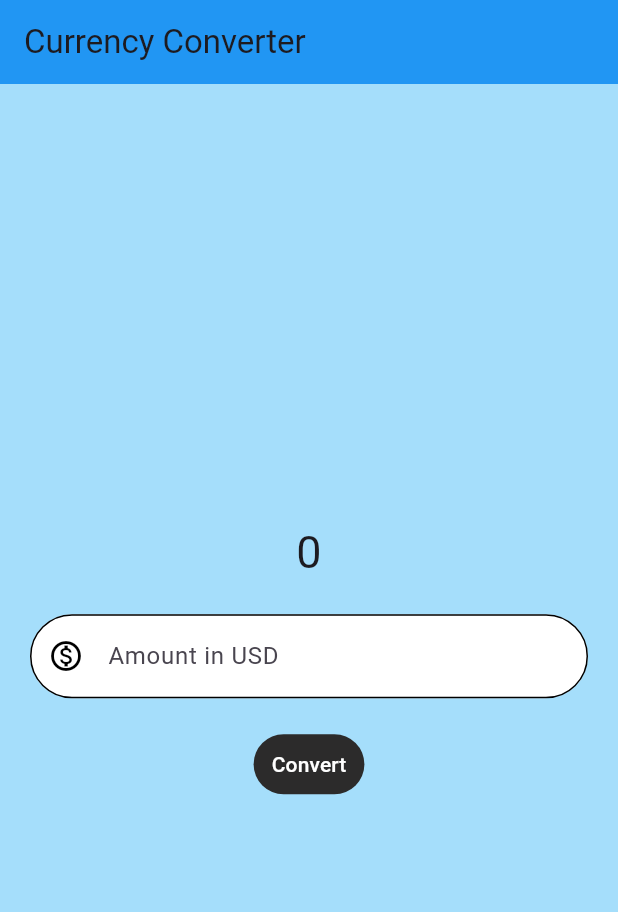
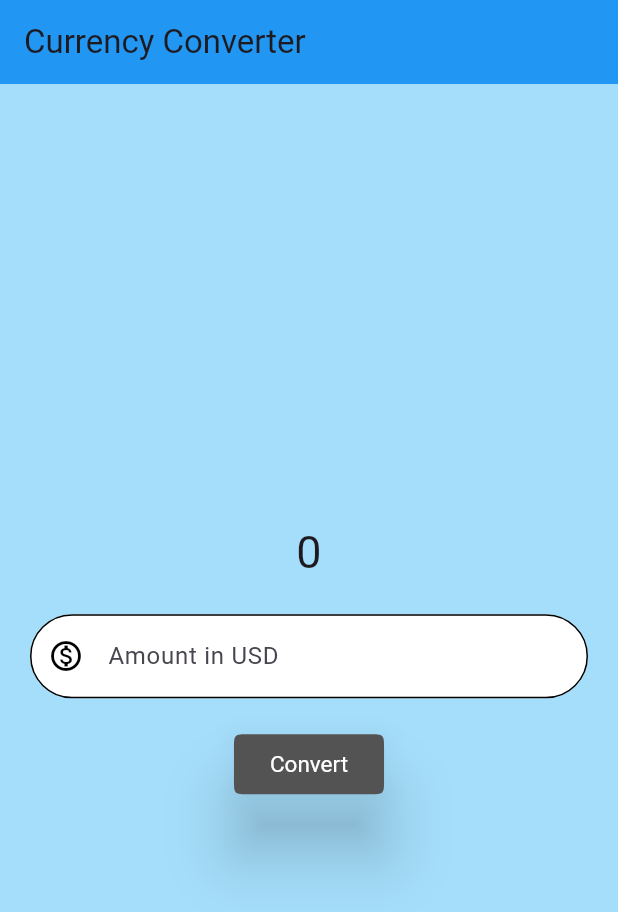
Before and after one commit to MissVintee/currency_convertor, a Flutter app: the screen it shows after launch, on a phone screen of 412 x 824 dp. Shown: the top 912 px of the screen. Run offline on Flutter 3.47's test engine with Material 3 defaults, Android fonts, the phone set to English and light mode, and no system bars.

Commit message:
elevated button

```diff
--- a/lib/currency_converter_material.dart
+++ b/lib/currency_converter_material.dart
@@ -33,11 +33,14 @@ class CurrencyConverterMaterial extends StatelessWidget{
                 keyboardType: TextInputType.numberWithOptions(decimal: true),
               ),
             ),
-            TextButton(
+            ElevatedButton(
               onPressed: () {debugPrint("button pressed");},
               style: ButtonStyle(
-                  backgroundColor: WidgetStatePropertyAll(const Color.fromARGB(255, 44, 43, 43)),
+                  elevation: WidgetStatePropertyAll(20),
+                  backgroundColor: WidgetStatePropertyAll(const Color.fromARGB(255, 84, 83, 83)),
                   foregroundColor: WidgetStatePropertyAll(Colors.white),
+                  shape: WidgetStatePropertyAll(ContinuousRectangleBorder(borderRadius: BorderRadius.circular(10))),
+                  textStyle: WidgetStatePropertyAll(TextStyle(fontSize: 15)),
                 ),
               child: Text('Convert'),
             ),
```
